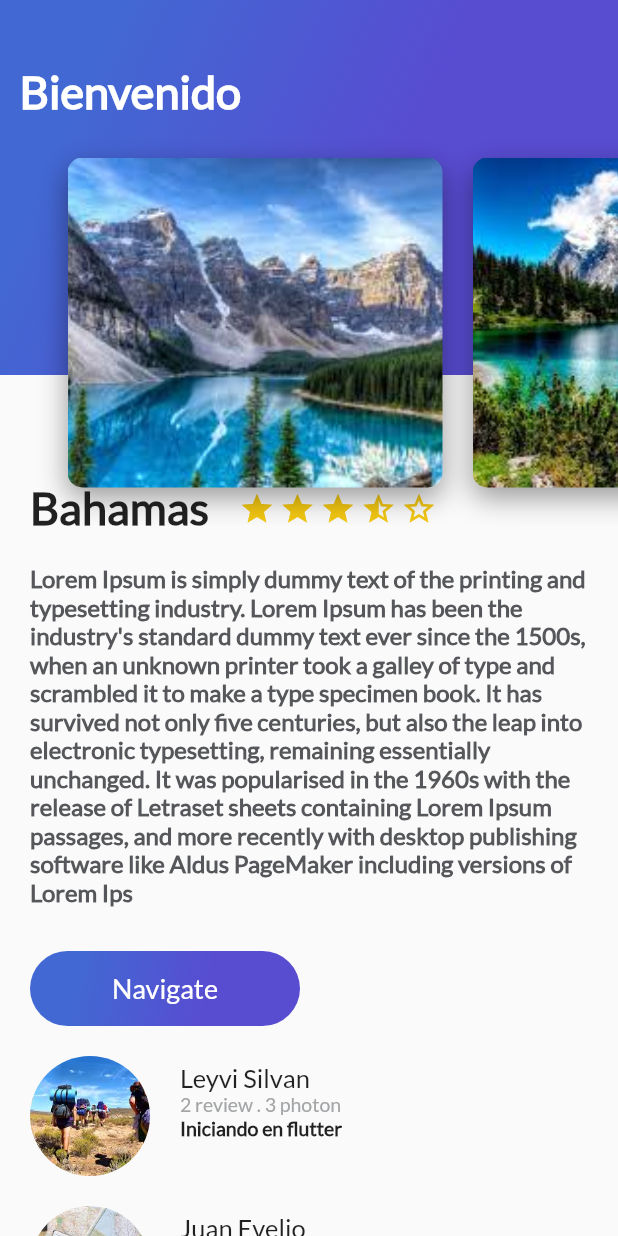
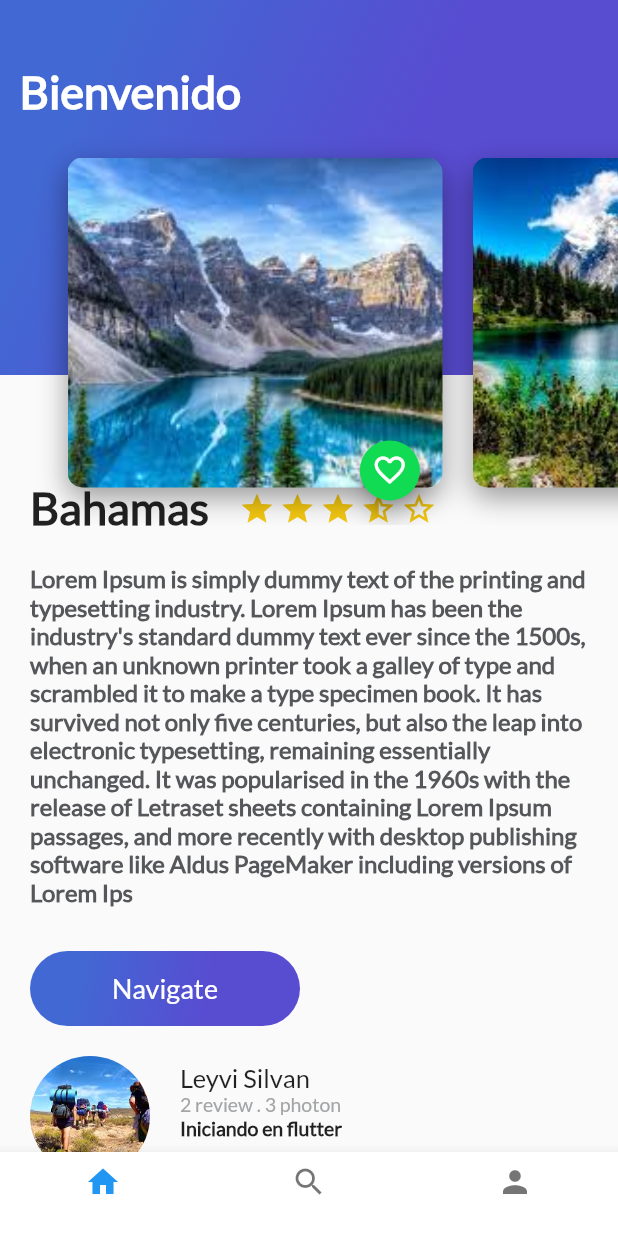
Before and after one commit to leyvicaz/trips_app_flutter, a Flutter app: the screen it shows after launch, on a phone screen of 412 x 824 dp. Run offline on Flutter 3.47's test engine with Material 2 defaults, Android fonts, the phone set to English and light mode, and no system bars.

Commit message:
- Crear floating button de favoritos - Agregando la barra de navegación inferior - Diseño de navegación por TABS

```diff
--- a/lib/card_image.dart
+++ b/lib/card_image.dart
@@ -1,4 +1,5 @@
 import 'package:flutter/material.dart';
+import 'floating_action_buttom_green.dart';
 
 class CardImage extends StatelessWidget{
 
@@ -33,7 +34,13 @@ class CardImage extends StatelessWidget{
       ),
     );
 
-    return card;
+    return Stack(
+      alignment: Alignment(0.9, 1.1),
+      children: <Widget>[
+        card,
+        FloatingActionButtonGreen(),
+      ],
+    );
   }
 
 }
--- /dev/null
+++ b/lib/floating_action_buttom_green.dart
@@ -0,0 +1,36 @@
+import 'package:flutter/material.dart';
+
+class FloatingActionButtonGreen extends StatefulWidget {
+  @override
+  State<StatefulWidget> createState() {
+    // TODO: implement createState
+    return _FloatingActionButtonGreen();
+  }
+
+}
+
+class _FloatingActionButtonGreen extends State<FloatingActionButtonGreen> {
+
+  void onPressedFav() {
+    Scaffold.of(context).showSnackBar(
+      SnackBar(
+        content: Text("Agregaste a tus favoritos"),
+      ),
+    );
+  }
+
+  @override
+  Widget build(BuildContext context) {
+    // TODO: implement build
+    return FloatingActionButton(
+      backgroundColor: Color(0xFF11DA53),
+      mini: true,
+      tooltip: "Fav",
+      onPressed: onPressedFav,
+      child: Icon(
+        Icons.favorite_border
+      ),
+    );
+  }
+
+}
--- /dev/null
+++ b/lib/home_trips.dart
@@ -0,0 +1,25 @@
+import 'package:flutter/material.dart';
+import 'package:platzi_trips_app/description_place.dart';
+import 'package:platzi_trips_app/header_appbar.dart';
+import 'package:platzi_trips_app/review_list.dart';
+
+class HomeTrips extends StatelessWidget {
+  String descriptionDummy = "Lorem Ipsum is simply dummy text of the printing and typesetting industry. Lorem Ipsum has been the industry's standard dummy text ever since the 1500s, when an unknown printer took a galley of type and scrambled it to make a type specimen book. It has survived not only five centuries, but also the leap into electronic typesetting, remaining essentially unchanged. It was popularised in the 1960s with the release of Letraset sheets containing Lorem Ipsum passages, and more recently with desktop publishing software like Aldus PageMaker including versions of Lorem Ips";
+
+  @override
+  Widget build(BuildContext context) {
+    // TODO: implement build
+    return Stack(
+      children: <Widget>[
+        ListView(
+          children: <Widget>[
+            DescriptionPlace("Bahamas", 4, descriptionDummy),
+            ReviewList()
+          ],
+        ),
+        HeaderAppbar(),
+      ],
+    );
+  }
+
+}
--- a/lib/main.dart
+++ b/lib/main.dart
@@ -1,14 +1,10 @@
 import 'package:flutter/material.dart';
-import 'description_place.dart';
-import 'review_list.dart';
-import 'gradient_back.dart';
-import 'header_appbar.dart';
+import 'platzi_trips.dart';
 
 void main() => runApp(MyApp());
 
 class MyApp extends StatelessWidget {
 
-  String descriptionDummy = "Lorem Ipsum is simply dummy text of the printing and typesetting industry. Lorem Ipsum has been the industry's standard dummy text ever since the 1500s, when an unknown printer took a galley of type and scrambled it to make a type specimen book. It has survived not only five centuries, but also the leap into electronic typesetting, remaining essentially unchanged. It was popularised in the 1960s with the release of Letraset sheets containing Lorem Ipsum passages, and more recently with desktop publishing software like Aldus PageMaker including versions of Lorem Ips";
 
   // This widget is the root of your application.
   @override
@@ -27,19 +23,7 @@ class MyApp extends StatelessWidget {
         // is not restarted.
         primarySwatch: Colors.blue,
       ),
-      home: Scaffold(
-        body: Stack(
-          children: <Widget>[
-            ListView(
-              children: <Widget>[
-                DescriptionPlace("Bahamas", 4, descriptionDummy),
-                ReviewList()
-              ],
-            ),
-            HeaderAppbar(),
-          ],
-        ),
-      )//MyHomePage(title: 'Flutter Demo Home Page'),
+      home: PlatziTrips(),
     );
   }
 }
--- /dev/null
+++ b/lib/platzi_trips.dart
@@ -0,0 +1,63 @@
+import 'package:flutter/material.dart';
+import 'home_trips.dart';
+import 'search_trips.dart';
+import 'profile_trips.dart';
+
+class PlatziTrips extends StatefulWidget {
+  @override
+  State<StatefulWidget> createState() {
+    // TODO: implement createState
+    return _PlatziTrips();
+  }
+
+}
+
+class _PlatziTrips extends State<PlatziTrips> {
+  int indexTap = 0;
+
+  final List<Widget> widgetsChildren = [
+    HomeTrips(),
+    SearchTrips(),
+    ProfileTrips(),
+  ];
+  void onTapTapped(int index){
+    setState(() {
+      indexTap = index;
+    });
+  }
+
+  @override
+  Widget build(BuildContext context) {
+    // TODO: implement build
+
+
+    return Scaffold(
+      body: widgetsChildren[indexTap],
+      bottomNavigationBar: Theme(
+        data: Theme.of(context).copyWith(
+          canvasColor: Colors.white,
+          primaryColor: Colors.purple
+        ),
+        child: BottomNavigationBar(
+          onTap: onTapTapped,
+          currentIndex: indexTap,
+          items: [
+              BottomNavigationBarItem(
+                icon: Icon(Icons.home),
+                title: Text(""),
+              ),
+              BottomNavigationBarItem(
+                icon: Icon(Icons.search),
+                title: Text(""),
+              ),
+              BottomNavigationBarItem(
+                icon: Icon(Icons.person),
+                title: Text(""),
+              ),
+            ],
+        ),
+      ),
+    );
+  }
+
+}
--- /dev/null
+++ b/lib/profile_trips.dart
@@ -0,0 +1,12 @@
+import 'package:flutter/material.dart';
+
+class ProfileTrips extends StatelessWidget {
+  @override
+  Widget build(BuildContext context) {
+    // TODO: implement build
+    return Container(
+      color: Colors.indigo,
+    );
+  }
+
+}
--- /dev/null
+++ b/lib/search_trips.dart
@@ -0,0 +1,12 @@
+import 'package:flutter/material.dart';
+
+class SearchTrips extends StatelessWidget {
+  @override
+  Widget build(BuildContext context) {
+    // TODO: implement build
+    return Container(
+      color: Colors.greenAccent,
+    );
+  }
+
+}
```
